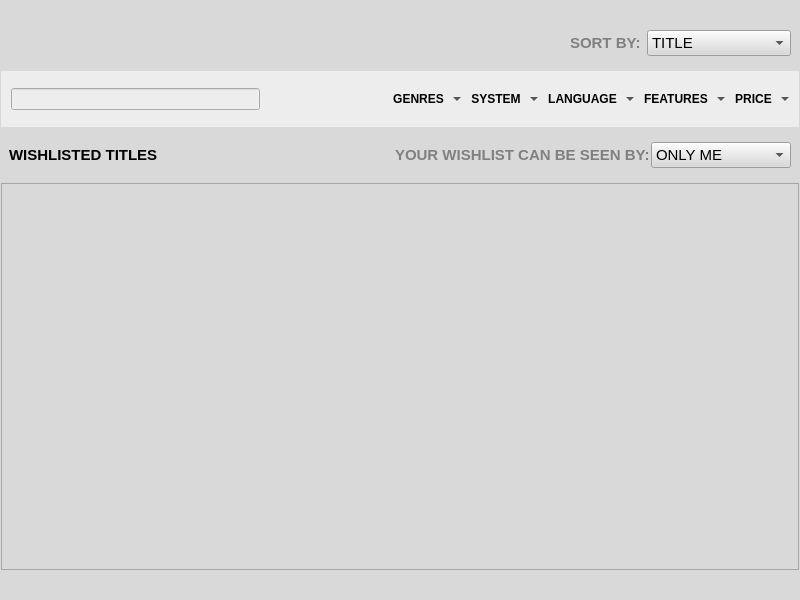
Qt form pages/wishlistpage.ui (pamugk/nebulae-qt) before a commit.
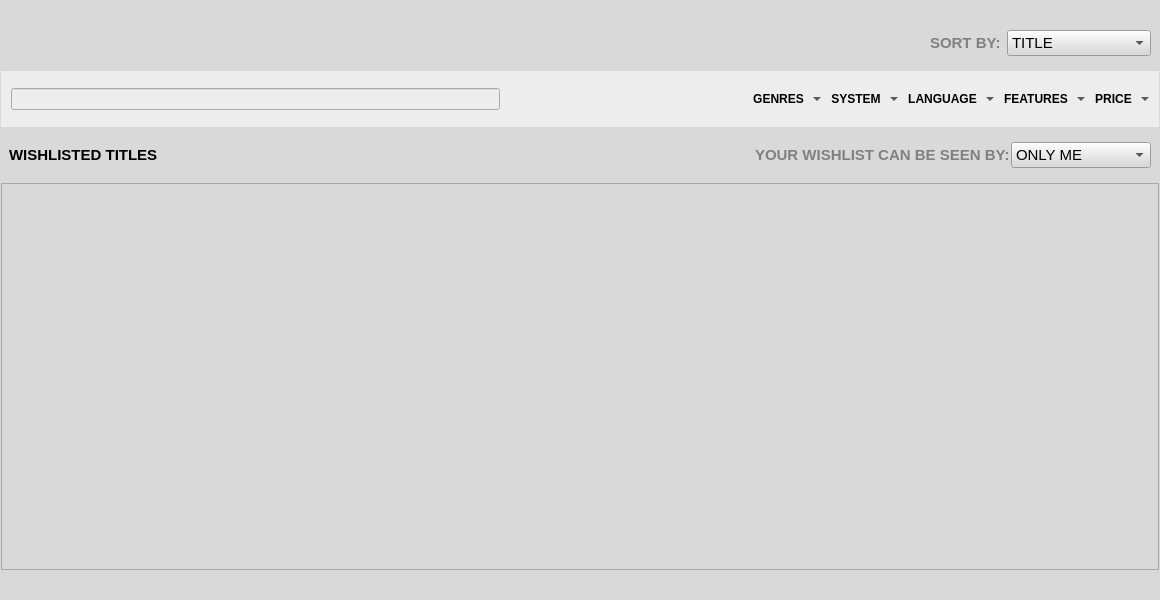
The same form after that commit. Icons and pictures are not drawn.

The edit to the form file:
```diff
--- a/pages/wishlistpage.ui
+++ b/pages/wishlistpage.ui
@@ -6,7 +6,7 @@
    <rect>
     <x>0</x>
     <y>0</y>
-    <width>800</width>
+    <width>1160</width>
     <height>600</height>
    </rect>
   </property>
@@ -16,6 +16,12 @@
     <verstretch>0</verstretch>
    </sizepolicy>
   </property>
+  <property name="minimumSize">
+   <size>
+    <width>1160</width>
+    <height>0</height>
+   </size>
+  </property>
   <property name="windowTitle">
    <string>Form</string>
   </property>
@@ -439,7 +445,7 @@
               <rect>
                <x>0</x>
                <y>0</y>
-               <width>794</width>
+               <width>1154</width>
                <height>365</height>
               </rect>
              </property>
```
